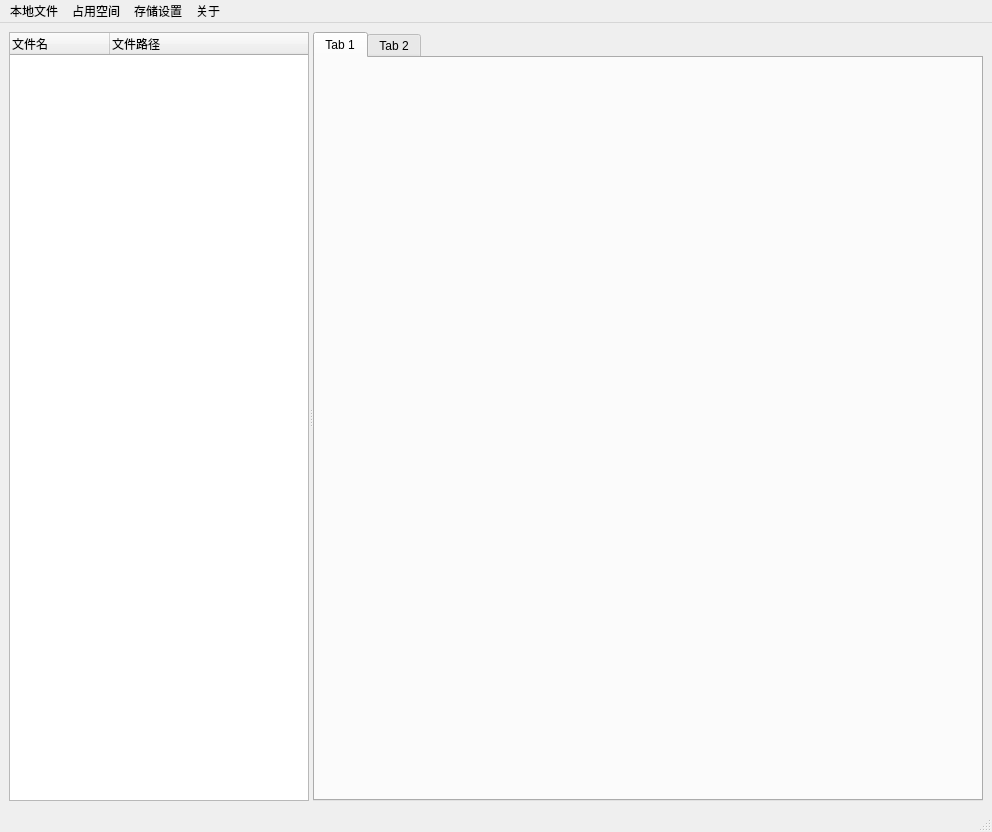
heysq/Article-Management, file allfile/UI_HTML/index.ui: the form before one commit.
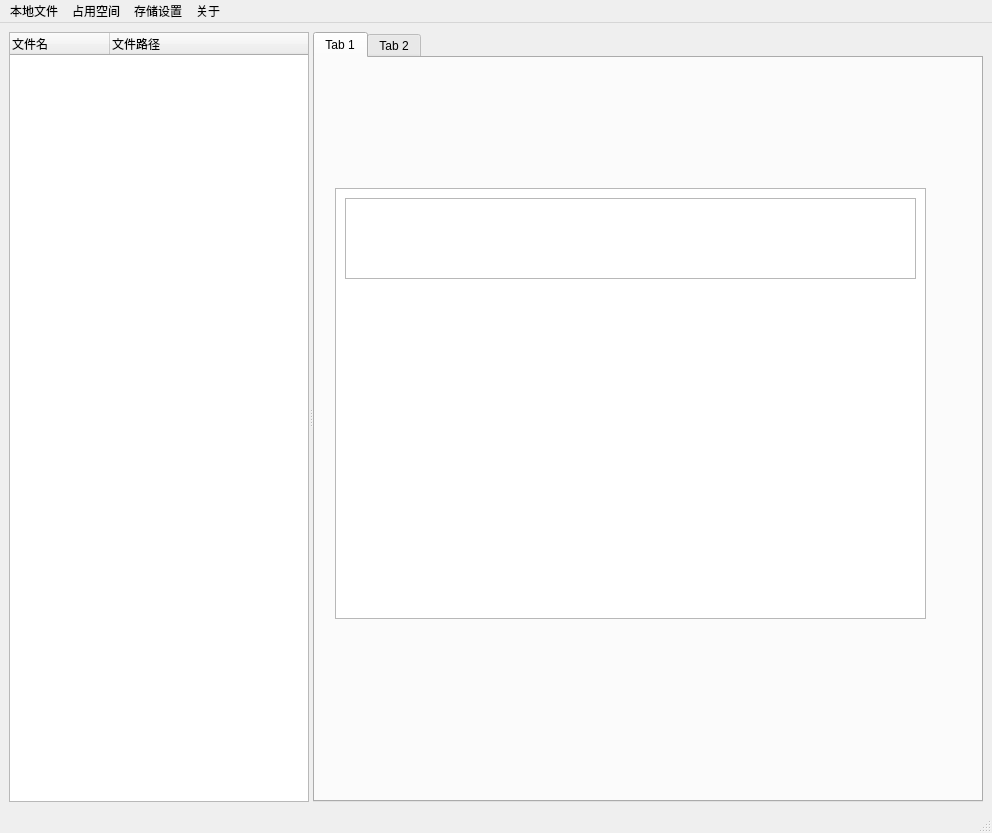
The form after the commit. The open tabs and pages were chosen to show the change.

The edit to the form file:
```diff
--- a/allfile/UI_HTML/index.ui
+++ b/allfile/UI_HTML/index.ui
@@ -7,7 +7,7 @@
     <x>0</x>
     <y>0</y>
     <width>992</width>
-    <height>832</height>
+    <height>833</height>
    </rect>
   </property>
   <property name="windowTitle">
@@ -72,6 +72,26 @@
           <attribute name="title">
            <string>Tab 1</string>
           </attribute>
+          <widget class="QListWidget" name="listWidget">
+           <property name="geometry">
+            <rect>
+             <x>20</x>
+             <y>130</y>
+             <width>591</width>
+             <height>431</height>
+            </rect>
+           </property>
+          </widget>
+          <widget class="QTableWidget" name="tableWidget">
+           <property name="geometry">
+            <rect>
+             <x>30</x>
+             <y>140</y>
+             <width>571</width>
+             <height>81</height>
+            </rect>
+           </property>
+          </widget>
          </widget>
          <widget class="QWidget" name="tab_4">
           <property name="minimumSize">
```
Left out of the diff: 12 changed lines with no effect on the pictures.
